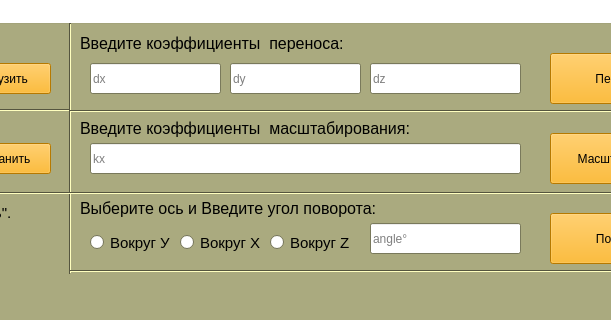
Old version of the form OOP/OOP1/3D_Karkas/mainwindow.ui in the repository ZeynalovZ/BMSTU-4-sem; both pictures show x 510 to 1121 and y 517 to 837 of the 1250 by 837 pixel window.
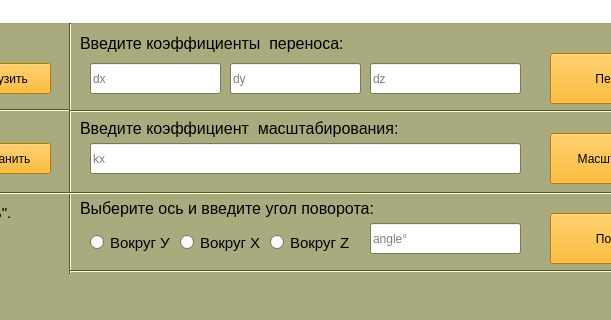
New version of the form.

Diff of the .ui file:
```diff
--- a/OOP/OOP1/3D_Karkas/mainwindow.ui
+++ b/OOP/OOP1/3D_Karkas/mainwindow.ui
@@ -2304,7 +2304,7 @@
      </font>
     </property>
     <property name="text">
-     <string>Введите коэффициенты  масштабирования:</string>
+     <string>Введите коэффициент  масштабирования:</string>
     </property>
    </widget>
    <widget class="QPushButton" name="scale">
@@ -2769,7 +2769,7 @@
      </font>
     </property>
     <property name="text">
-     <string>Выберите ось и Введите угол поворота:</string>
+     <string>Выберите ось и введите угол поворота:</string>
     </property>
    </widget>
    <widget class="QPushButton" name="rotate">
```
